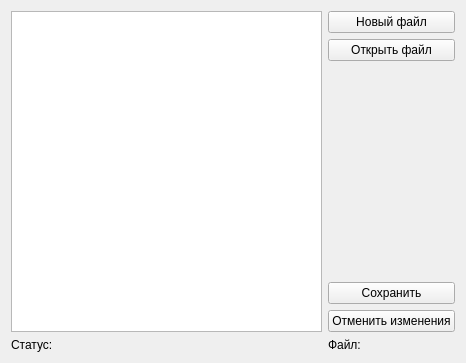
This is src/CrossUI/inputdata.ui in Vasteri/MetaDiplom as Qt 5 draws it before an edit. The edited form follows.
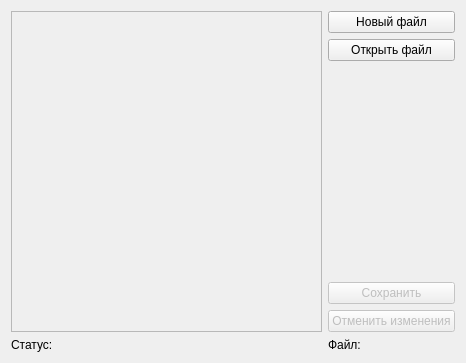
This is the edited form.

Commit message: fix: block buttons if not choose file

Patch:
```diff
--- a/src/CrossUI/inputdata.ui
+++ b/src/CrossUI/inputdata.ui
@@ -45,6 +45,9 @@
      </item>
      <item>
       <widget class="QPushButton" name="but_save">
+       <property name="enabled">
+        <bool>false</bool>
+       </property>
        <property name="text">
         <string>Сохранить</string>
        </property>
@@ -52,6 +55,9 @@
      </item>
      <item>
       <widget class="QPushButton" name="but_cancel">
+       <property name="enabled">
+        <bool>false</bool>
+       </property>
        <property name="text">
         <string>Отменить изменения</string>
        </property>
@@ -60,7 +66,11 @@
     </layout>
    </item>
    <item row="0" column="0">
-    <widget class="QTextEdit" name="text_json"/>
+    <widget class="QTextEdit" name="text_json">
+     <property name="enabled">
+      <bool>false</bool>
+     </property>
+    </widget>
    </item>
    <item row="1" column="0">
     <widget class="QLabel" name="lab_info">
```
The commit also changes 1 other file.
